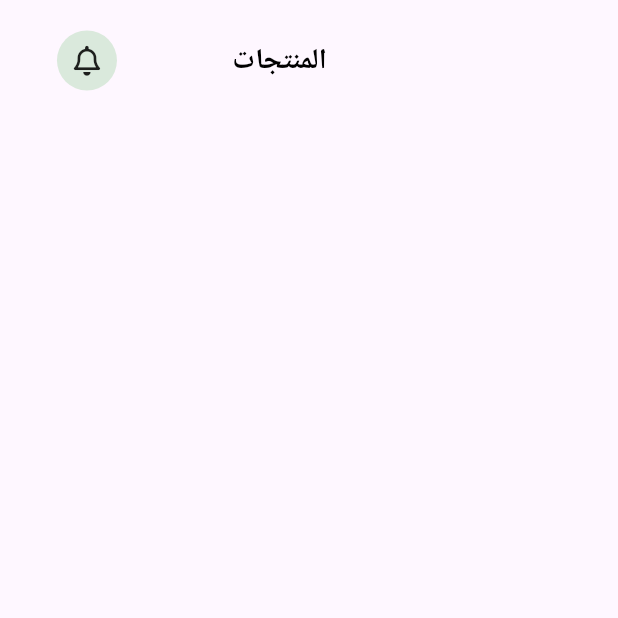
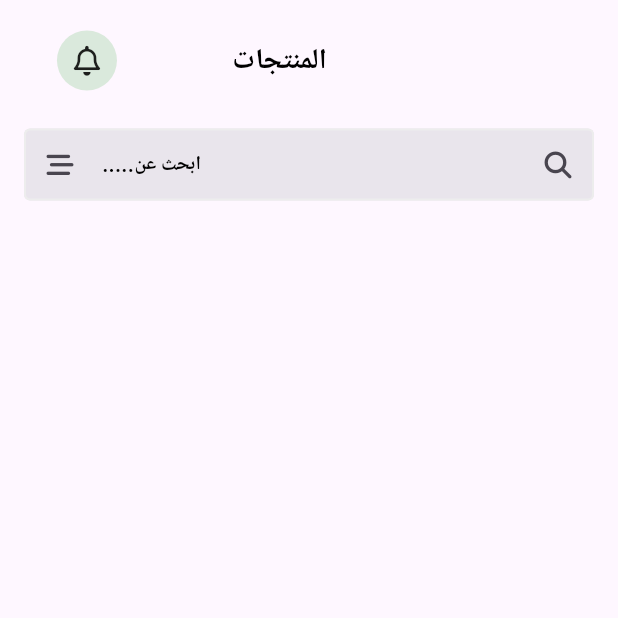
Before and after one commit to He9sham/Fruit-HUB, a Flutter app: the ProductView screen opened directly, on a phone screen of 412 x 824 dp, the top half of it. Run offline on Flutter 3.47's test engine with Material 3 defaults, Android fonts, the phone set to English and light mode, and no system bars; our stand-ins replace awesome_dialog, bloc, cached_network_image, cloud_firestore, dartz, firebase_auth and 13 more; missing offline and left inert: cuberto_bottom_bar; accounts and stored records are empty; Roboto replaces fonts that are missing (Cairo).

Commit message:
feat: add SearchForFruit widget to ProductView; update background color with new opacity method

```diff
--- a/lib/feature/home/view/product_view.dart
+++ b/lib/feature/home/view/product_view.dart
@@ -1,5 +1,6 @@
 import 'package:commerce_hub/core/helper/spacing.dart';
 import 'package:commerce_hub/feature/home/view/widgets/custom_appbar.dart';
+import 'package:commerce_hub/feature/home/view/widgets/search_for_fruit.dart';
 import 'package:flutter/material.dart';
 
 class ProductView extends StatelessWidget {
@@ -14,9 +15,12 @@ class ProductView extends StatelessWidget {
             children: [
               verticalSpace(20),
               CustomAppbar(),
+              verticalSpace(25),
+              SearchForFruit(),
             ],
           ),
         ),
-    ));
+      ),
+    );
   }
 }
--- a/lib/feature/home/view/widgets/search_for_fruit.dart
+++ b/lib/feature/home/view/widgets/search_for_fruit.dart
@@ -1,4 +1,3 @@
-
 import 'package:commerce_hub/core/widgets/app_text_form_field.dart';
 import 'package:flutter/material.dart';
 import 'package:font_awesome_flutter/font_awesome_flutter.dart';
@@ -11,7 +10,7 @@ class SearchForFruit extends StatelessWidget {
     return AppTextFormField(
       hintText: '.....ابحث عن',
       validator: (data) {},
-      backgroundColor: const Color(0xff949D9E).withOpacity(0.2),
+      backgroundColor: const Color(0xff949D9E).withValues(alpha: 0.2),
       suffixIcon: const Icon(FontAwesomeIcons.magnifyingGlass),
       prefixIcon: const Icon(FontAwesomeIcons.barsStaggered),
       contentPadding: const EdgeInsets.symmetric(horizontal: 20),
```
Lines whose indentation alone changed are shown as unchanged.
